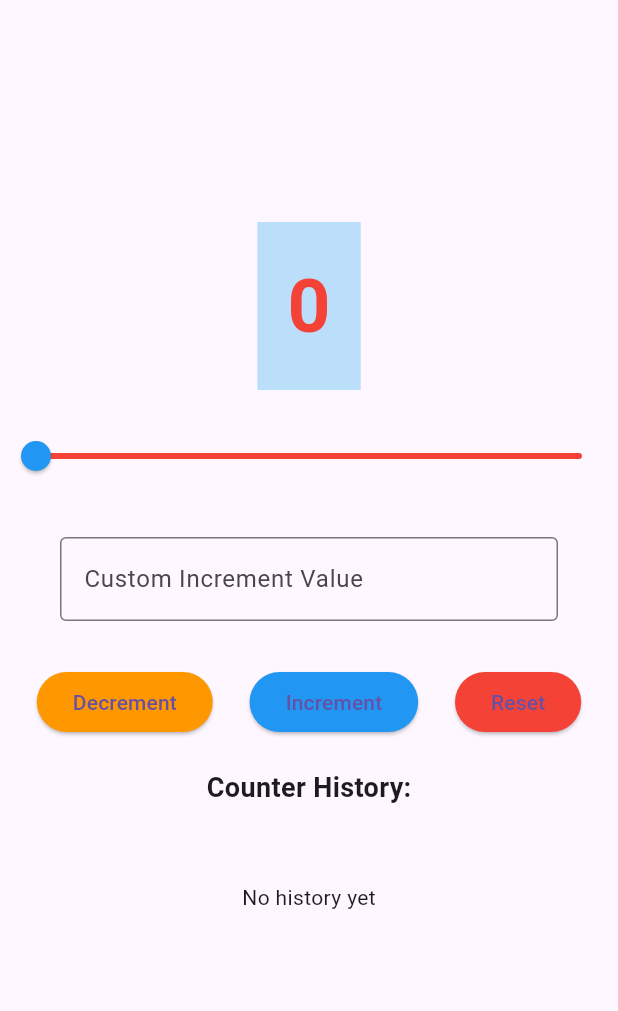
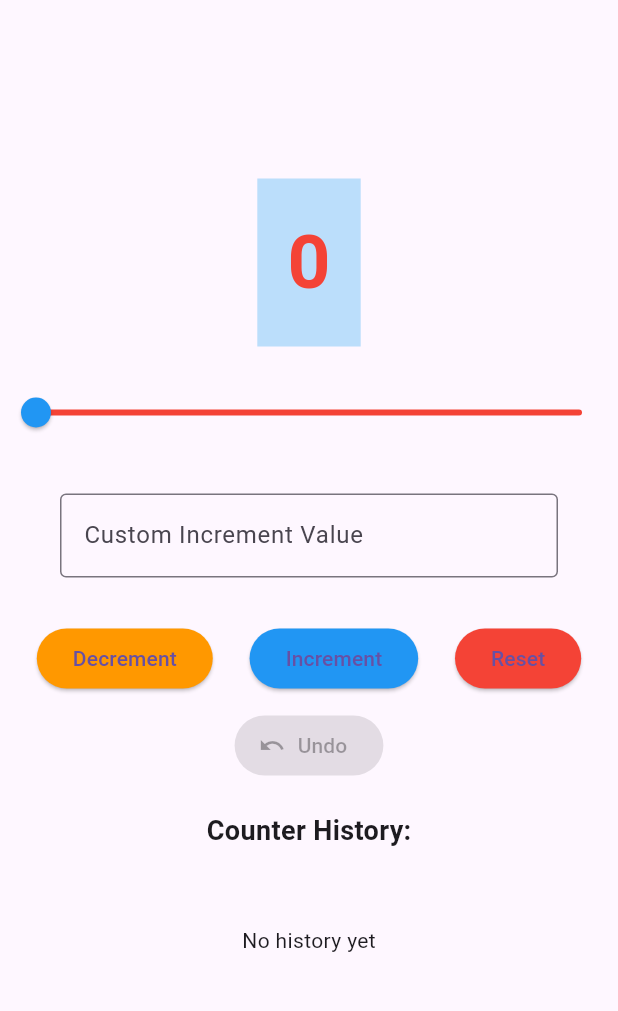
Before and after one commit to zela-Tech/mad_class_activity4, a Flutter app: the screen it shows after launch, on a phone screen of 412 x 824 dp, the part 63-1074 px from its top. Run offline on Flutter 3.47's test engine with Material 3 defaults, Android fonts, the phone set to English and light mode, and no system bars.

Commit message:
feat: Add undo functionality

```diff
--- a/lib/main.dart
+++ b/lib/main.dart
@@ -68,6 +68,18 @@ class _CounterWidgetState extends State<CounterWidget> {
     setState(() {
       _counter = 0;
       _saveToHistory();
+    });
+  }
+
+  void _undoCounter() {
+    setState(() {
+      if (_counterHistory.length > 1) {
+        _counterHistory.removeLast(); // Remove curr value
+        _counter = _counterHistory.last; // Set to prev value
+      } else if (_counterHistory.length == 1) {
+        _counter = 0;
+        _counterHistory.clear();
+      }
     });
   }
 
@@ -175,6 +187,15 @@ class _CounterWidgetState extends State<CounterWidget> {
               ),
             ],
           ),
+          SizedBox(height: 10),
+          ElevatedButton.icon(
+            onPressed: _counterHistory.isEmpty ? null : _undoCounter,
+            icon: Icon(Icons.undo),
+            label: Text('Undo'),
+            style: ElevatedButton.styleFrom(
+              backgroundColor: Colors.purple,
+            ),
+          ),
 
           SizedBox(height: 20),
 
```
